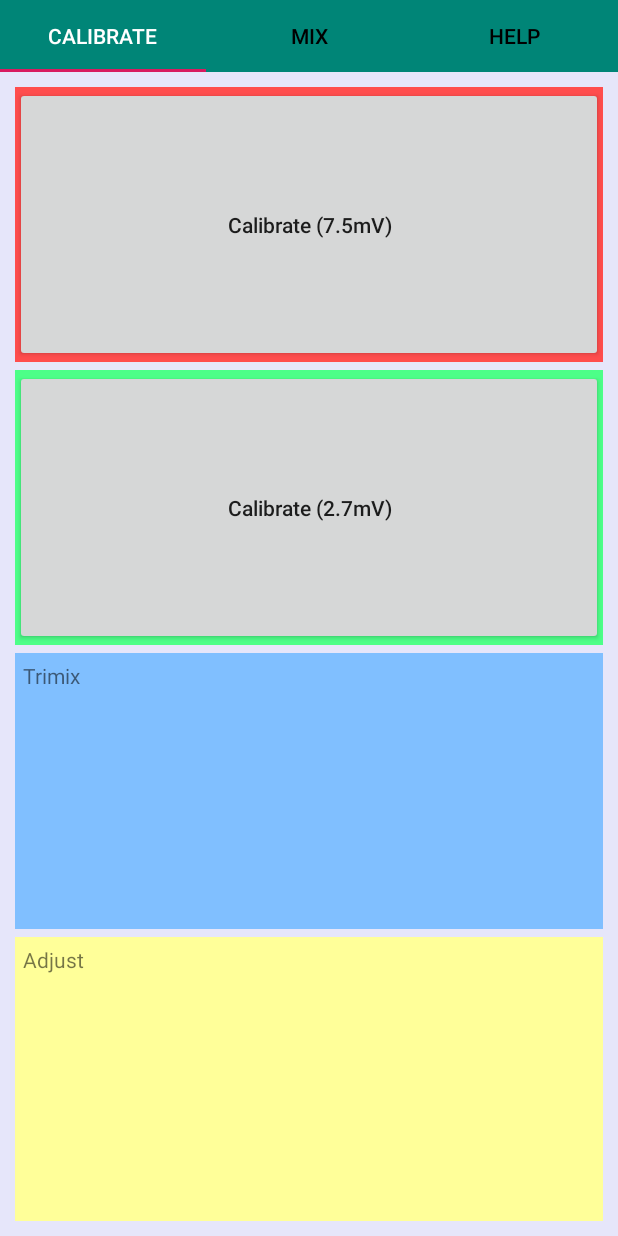
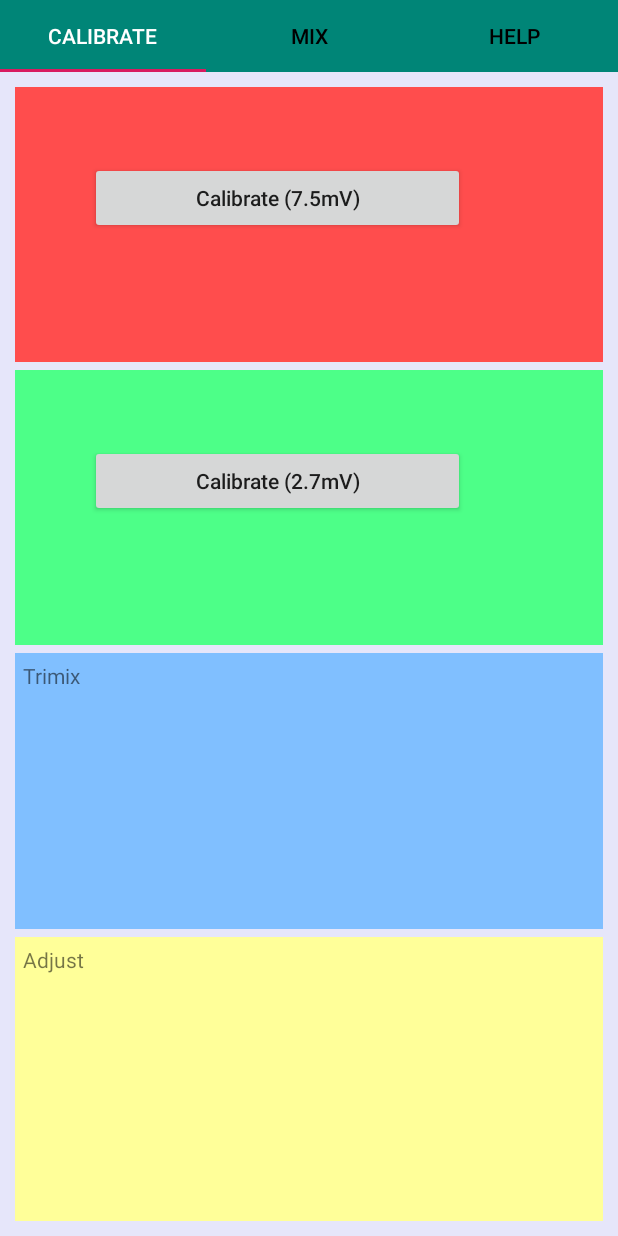
Before and after one commit to JureZelic/TrimixMix, an Android app: the screen it shows after launch (MainActivity), on a phone screen of 412 x 824 dp. Run offline under Robolectric (Android 15) with nearby library versions, the phone set to English and light mode, and no system bars; libraries missing offline, so code that uses them is left out: com.felhr.usbserial; 1 statement that could not run was skipped.

Commit message:
Calbrate buttons size

```diff
--- a/android/app/src/main/res/layout/fragment_calibrate.xml
+++ b/android/app/src/main/res/layout/fragment_calibrate.xml
@@ -22,13 +22,11 @@
             <Button
                 android:id="@+id/redCalibrateButton"
                 android:textAllCaps="false"
-                android:layout_width="match_parent"
+                android:layout_width="250dp"
                 android:layout_height="wrap_content"
-                android:layout_weight="1"
-                android:paddingBottom="64px"
-                android:paddingLeft="64px"
-                android:paddingRight="64px"
-                android:paddingTop="64px"
+                android:layout_marginStart="50dp"
+                android:layout_marginLeft="50dp"
+                android:layout_marginTop="50dp"
                 android:text="----" />
         </LinearLayout>
     </LinearLayout>
@@ -46,13 +44,11 @@
             <Button
                 android:id="@+id/greenCalibrateButton"
                 android:textAllCaps="false"
-                android:layout_width="match_parent"
+                android:layout_width="250dp"
                 android:layout_height="wrap_content"
-                android:layout_weight="1"
-                android:paddingBottom="64px"
-                android:paddingLeft="64px"
-                android:paddingRight="64px"
-                android:paddingTop="64px"
+                android:layout_marginStart="50dp"
+                android:layout_marginLeft="50dp"
+                android:layout_marginTop="50dp"
                 android:text="----" />
 
         </LinearLayout>
```
